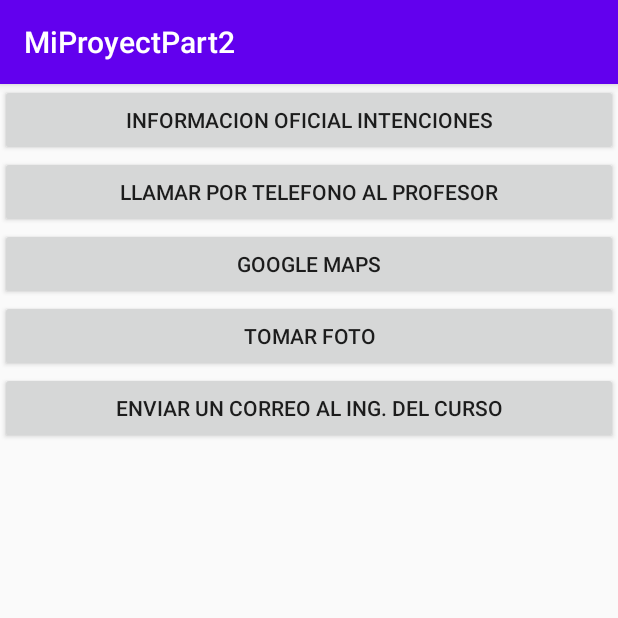
After one commit to GladysFiorellaHuanacune/MiProyectPart2, an Android app: the Intenciones screen opened directly, with no data from a screen before it, on a phone screen of 412 x 824 dp, the top half of it. The commit adds this screen. Run offline under Robolectric (Android 15) with nearby library versions, the phone set to English and light mode, and no system bars.

Commit message:
Inten implicitas

```diff
--- a/app/src/main/AndroidManifest.xml
+++ b/app/src/main/AndroidManifest.xml
@@ -1,6 +1,8 @@
 <?xml version="1.0" encoding="utf-8"?>
 <manifest xmlns:android="http://schemas.android.com/apk/res/android"
     package="com.example.miproyectpart2">
+    <uses-permission android:name="android.permission.CALL_PHONE"/>
+
 
     <application
         android:allowBackup="true"
@@ -9,7 +11,8 @@
         android:roundIcon="@mipmap/ic_launcher_round"
         android:supportsRtl="true"
         android:theme="@style/AppTheme">
-        <activity android:name=".Comunicacion3"></activity>
+        <activity android:name=".Intenciones"></activity>
+        <activity android:name=".Comunicacion3" />
         <activity android:name=".Comunicacion2" />
         <activity android:name=".Comunicacion1" />
         <activity android:name=".MainActivity">
--- a/app/src/main/java/com/example/miproyectpart2/Comunicacion1.java
+++ b/app/src/main/java/com/example/miproyectpart2/Comunicacion1.java
@@ -44,4 +44,5 @@ public class Comunicacion1 extends AppCompatActivity {
     public void sucursales(View view) {
         startActivityForResult(new Intent(this, Comunicacion3.class), 3500);
     }
+
 }
--- a/app/src/main/java/com/example/miproyectpart2/MainActivity.java
+++ b/app/src/main/java/com/example/miproyectpart2/MainActivity.java
@@ -37,6 +37,10 @@ public class MainActivity extends AppCompatActivity {
             startActivity(new Intent(this, Comunicacion1.class));
             return true;
         }
+        if (id == R.id.activity_intenciones) {
+            startActivity(new Intent(this, Intenciones.class));
+            return true;
+        }
         return super.onOptionsItemSelected(item);
     }
 }
--- /dev/null
+++ b/app/src/main/res/layout/activity_intenciones.xml
@@ -0,0 +1,34 @@
+<?xml version="1.0" encoding="utf-8"?>
+<LinearLayout xmlns:android="http://schemas.android.com/apk/res/android"
+    xmlns:app="http://schemas.android.com/apk/res-auto"
+    xmlns:tools="http://schemas.android.com/tools"
+    android:layout_width="match_parent"
+    android:layout_height="match_parent"
+    android:orientation="vertical"
+    tools:context=".Intenciones">
+    <Button
+        android:layout_width="match_parent"
+        android:layout_height="wrap_content"
+        android:onClick="web"
+        android:text="Informacion oficial intenciones" />
+    <Button
+        android:layout_width="match_parent"
+        android:layout_height="wrap_content"
+        android:onClick="Llamar"
+        android:text="LLamar por telefono al profesor" />
+    <Button
+        android:layout_width="match_parent"
+        android:layout_height="wrap_content"
+        android:onClick="maps"
+        android:text="Google Maps" />
+    <Button
+        android:layout_width="match_parent"
+        android:layout_height="wrap_content"
+        android:onClick="foto"
+        android:text="Tomar Foto" />
+    <Button
+        android:layout_width="match_parent"
+        android:layout_height="wrap_content"
+        android:onClick="email"
+        android:text="Enviar un correo al Ing. del curso" />
+</LinearLayout>
```
Also changed, not shown: app/src/main/java/com/example/miproyectpart2/Intenciones.java (added, +44 -0 lines).
